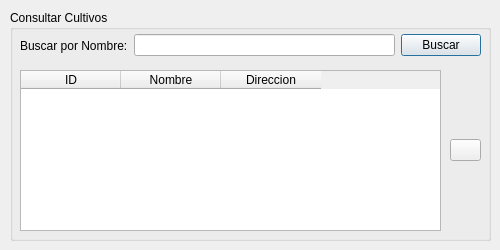
Old version of the form ui/dialogs/cultivo_dialog.ui in the repository franciscocontreras93/agrae.
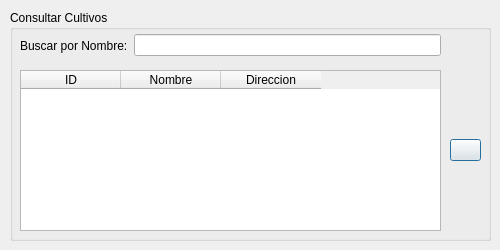
New version of the form.

Commit message: added functions to explotacion dialog create news exp and other

```diff
--- a/ui/dialogs/cultivo_dialog.ui
+++ b/ui/dialogs/cultivo_dialog.ui
@@ -42,7 +42,7 @@
      <rect>
       <x>10</x>
       <y>20</y>
-      <width>461</width>
+      <width>421</width>
       <height>31</height>
      </rect>
     </property>
@@ -57,13 +57,6 @@
      <item>
       <widget class="QLineEdit" name="lineEdit"/>
      </item>
-     <item>
-      <widget class="QPushButton" name="btn_buscar">
-       <property name="text">
-        <string>Buscar</string>
-       </property>
-      </widget>
-     </item>
     </layout>
    </widget>
    <widget class="QWidget" name="verticalLayoutWidget">
```
The commit also changes 6 other files.
